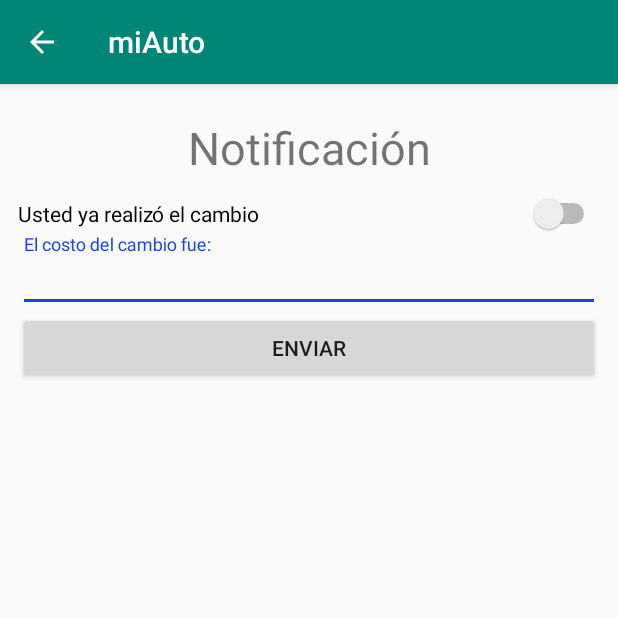
After one commit to DavidOnofre/ApkMiAuto, an Android app: the NotificacionActivity screen opened directly, with no data from a screen before it, on a phone screen of 412 x 824 dp, the top half of it. The commit adds this screen. Run offline under Robolectric (Android 15) with nearby library versions, the phone set to English and light mode, and no system bars.

Commit message:
notificacion

```diff
--- a/app/build.gradle
+++ b/app/build.gradle
@@ -25,7 +25,8 @@ repositories {
 
 dependencies {
     implementation fileTree(dir: 'libs', include: ['*.jar'])
-    implementation 'androidx.appcompat:appcompat:1.0.2'
+
+    implementation "com.android.support:support-compat:28.0.0"
     implementation 'androidx.constraintlayout:constraintlayout:1.1.3'
     implementation 'androidx.legacy:legacy-support-v4:1.0.0'
     implementation 'androidx.navigation:navigation-fragment:2.0.0'
@@ -33,6 +34,7 @@ dependencies {
     implementation 'androidx.lifecycle:lifecycle-extensions:2.0.0'
     implementation 'org.jetbrains:annotations-java5:15.0'
     implementation 'com.github.PhilJay:MPAndroidChart:v3.0.3'
+    implementation 'androidx.appcompat:appcompat:1.2.0'
 
     testImplementation 'junit:junit:4.12'
     androidTestImplementation 'androidx.test:runner:1.2.0'
--- /dev/null
+++ b/app/src/main/java/com/java/micarro/NotificacionActivity.java
@@ -0,0 +1,34 @@
+package com.java.micarro;
+
+import android.content.Intent;
+import android.os.Bundle;
+import android.view.View;
+import android.widget.Button;
+
+import androidx.appcompat.app.AppCompatActivity;
+import androidx.core.app.NotificationManagerCompat;
+
+import static com.java.micarro.ui.slideshow.SlideshowFragment.NOTIFICACION_ID;
+
+public class NotificacionActivity extends AppCompatActivity {
+
+    private Button button;
+
+    @Override
+    protected void onCreate(Bundle savedInstanceState) {
+        super.onCreate(savedInstanceState);
+        setContentView(R.layout.activity_notificacion);
+
+        NotificationManagerCompat notificationManagerCompat = NotificationManagerCompat.from(getApplicationContext());
+        notificationManagerCompat.cancel(NOTIFICACION_ID);
+
+        button = findViewById(R.id.button_notificacion_enviar);
+        button.setOnClickListener(new View.OnClickListener() {
+            @Override
+            public void onClick(View v) {
+                Intent i = new Intent(getApplicationContext(), MainActivity.class);
+                startActivity(i);
+            }
+        });
+    }
+}
--- a/app/src/main/java/com/java/micarro/ui/tools/ToolsViewModel.java
+++ b/app/src/main/java/com/java/micarro/ui/tools/ToolsViewModel.java
@@ -10,7 +10,7 @@ public class ToolsViewModel extends ViewModel {
 
     public ToolsViewModel() {
         mText = new MutableLiveData<>();
-        mText.setValue("This is tools fragment");
+        mText.setValue("Notificar");
     }
 
     public LiveData<String> getText() {
--- /dev/null
+++ b/app/src/main/res/layout/activity_notificacion.xml
@@ -0,0 +1,49 @@
+<?xml version="1.0" encoding="utf-8"?>
+<LinearLayout
+    xmlns:android="http://schemas.android.com/apk/res/android"
+    xmlns:tools="http://schemas.android.com/tools"
+    android:layout_width="match_parent"
+    android:layout_height="match_parent"
+    android:orientation="vertical"
+    android:padding="12dp"
+    tools:context=".NotificacionActivity">
+
+
+    <TextView
+        android:layout_width="match_parent"
+        android:layout_height="wrap_content"
+        android:layout_gravity="center_horizontal"
+        android:layout_margin="10dp"
+        android:text="Notificación"
+        android:textAlignment="center"
+        android:textSize="30dp" />
+
+    <Switch
+        android:id="@+id/switch1"
+        android:layout_width="match_parent"
+        android:layout_height="wrap_content"
+        android:text="Usted ya realizó el cambio" />
+
+    <com.google.android.material.textfield.TextInputLayout
+        android:layout_width="match_parent"
+        android:layout_height="wrap_content"
+        android:hint="El costo del cambio fue:">
+
+        <EditText
+            android:id="@+id/editText_notificacion_pregunta2"
+            android:layout_width="match_parent"
+            android:layout_height="wrap_content"
+            android:ems="6"
+            android:inputType="number"
+            android:paddingTop="6dp" />
+    </com.google.android.material.textfield.TextInputLayout>
+
+
+
+    <Button
+        android:id="@+id/button_notificacion_enviar"
+        android:layout_width="match_parent"
+        android:layout_height="wrap_content"
+        android:text="@string/Enviar" />
+
+</LinearLayout>
--- a/app/src/main/res/layout/activity_principal.xml
+++ b/app/src/main/res/layout/activity_principal.xml
@@ -1,5 +1,6 @@
 <?xml version="1.0" encoding="utf-8"?>
-<androidx.coordinatorlayout.widget.CoordinatorLayout xmlns:android="http://schemas.android.com/apk/res/android"
+<androidx.coordinatorlayout.widget.CoordinatorLayout
+    xmlns:android="http://schemas.android.com/apk/res/android"
     xmlns:tools="http://schemas.android.com/tools"
     android:layout_width="match_parent"
     android:layout_height="match_parent"
--- a/app/src/main/res/layout/fragment_home.xml
+++ b/app/src/main/res/layout/fragment_home.xml
@@ -1,5 +1,6 @@
 <?xml version="1.0" encoding="utf-8"?>
-<LinearLayout xmlns:android="http://schemas.android.com/apk/res/android"
+<LinearLayout
+    xmlns:android="http://schemas.android.com/apk/res/android"
     android:layout_width="match_parent"
     android:layout_height="match_parent"
     android:orientation="vertical"
--- a/app/src/main/res/layout/fragment_slideshow.xml
+++ b/app/src/main/res/layout/fragment_slideshow.xml
@@ -1,5 +1,6 @@
 <?xml version="1.0" encoding="utf-8"?>
-<LinearLayout xmlns:android="http://schemas.android.com/apk/res/android"
+<LinearLayout
+    xmlns:android="http://schemas.android.com/apk/res/android"
     android:layout_width="match_parent"
     android:layout_height="match_parent"
     android:orientation="vertical"
--- a/app/src/main/res/values/strings.xml
+++ b/app/src/main/res/values/strings.xml
@@ -12,7 +12,7 @@
     <string name="menu_gallery">Galería Autos</string>
 
     <string name="menu_slideshow">Consumibles</string>
-    <string name="menu_tools">Sitios Autorizados</string>
+    <string name="menu_tools">Notificación</string>
 
     <string name="menu_send">Historial</string>
     <string name="menu_share">Planificar Mantenimiento</string>
@@ -45,5 +45,9 @@
     <string name="textview_consumibles_banda_distribucion">Banda de distribución:</string>
     <string name="textview_consumibles_refrigerante">Refrigrante</string>
     <string name="textview_consumibles_termostato">Termostato</string>
+    <string name="Enviar">Enviar</string>
+    <string name="textview_not_titulo">Notificación</string>
+    <string name="textview_not_pregunta1">Usted ya realizó el cambio?</string>
+    <string name="textview_not_pregunta2">El costo del cambio fue:</string>
 
 </resources>
```
Also changed, not shown: app/src/main/AndroidManifest.xml (+11 -7 lines), app/src/main/java/com/java/micarro/ui/slideshow/SlideshowFragment.java (+85 -0 lines), app/src/main/res/drawable/ic_baseline_commute_24.xml (added, +10 -0 lines), app/src/main/res/layout/fragment_tools.xml (+1 -25 lines).
